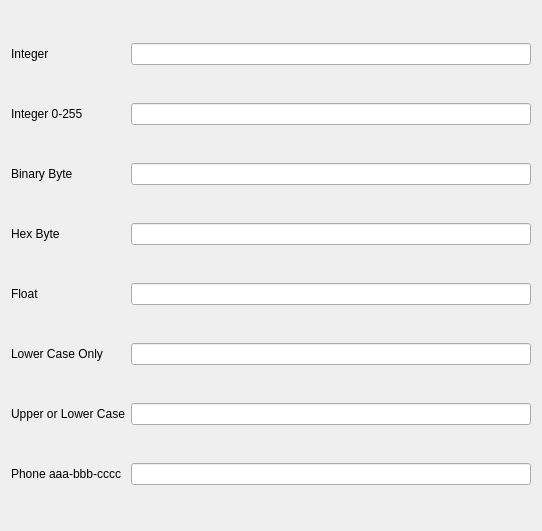
Old version of the form dialog.ui in the repository demolition18956/QT0007-InputValidation.
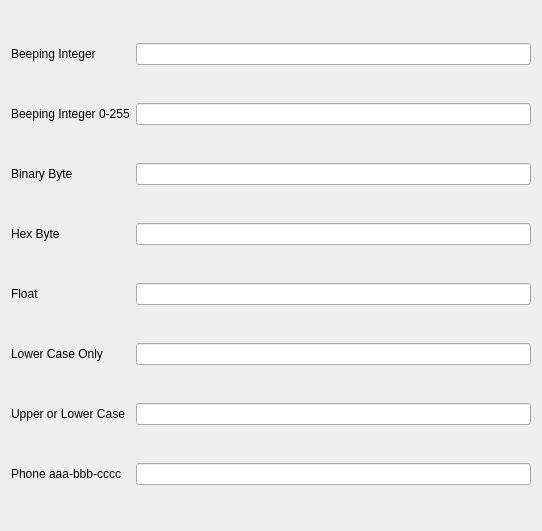
New version of the form.

Commit message: Adding custom beeping capabilities via InputValidation inheritance classes

What changed in the file:
```diff
--- a/dialog.ui
+++ b/dialog.ui
@@ -17,7 +17,7 @@
    <item row="0" column="0">
     <widget class="QLabel" name="intLabel">
      <property name="text">
-      <string>Integer</string>
+      <string>Beeping Integer</string>
      </property>
     </widget>
    </item>
@@ -27,7 +27,7 @@
    <item row="1" column="0">
     <widget class="QLabel" name="intSmallLabel">
      <property name="text">
-      <string>Integer 0-255</string>
+      <string>Beeping Integer 0-255</string>
      </property>
     </widget>
    </item>
```
The commit also changes 4 other files.
